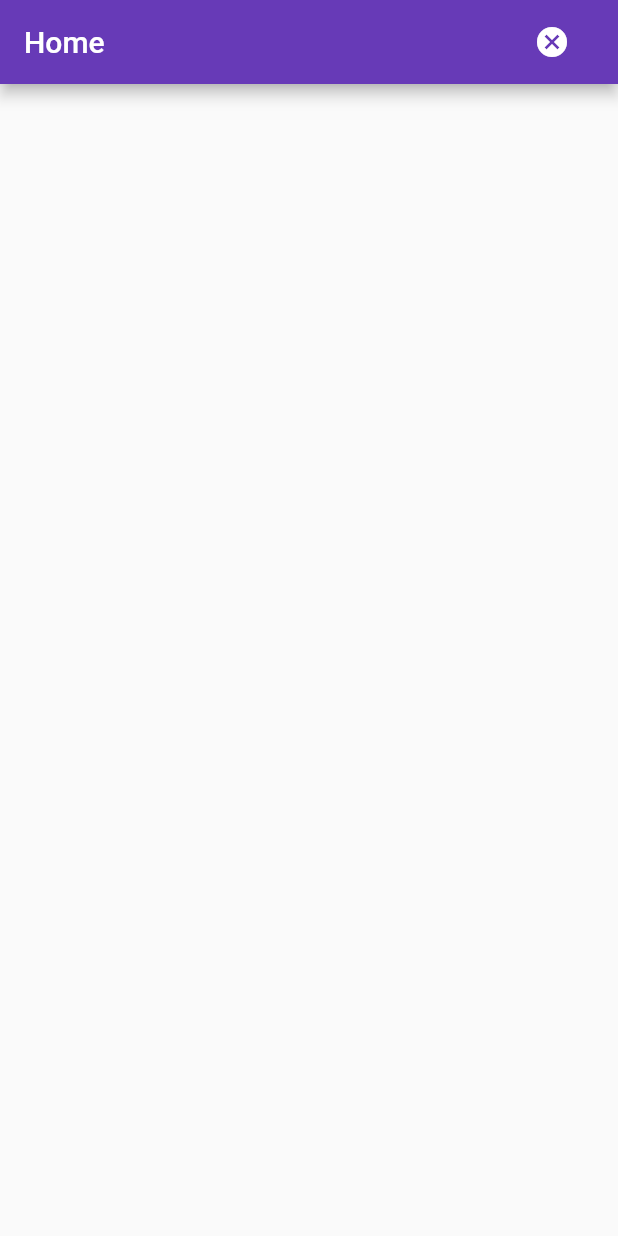
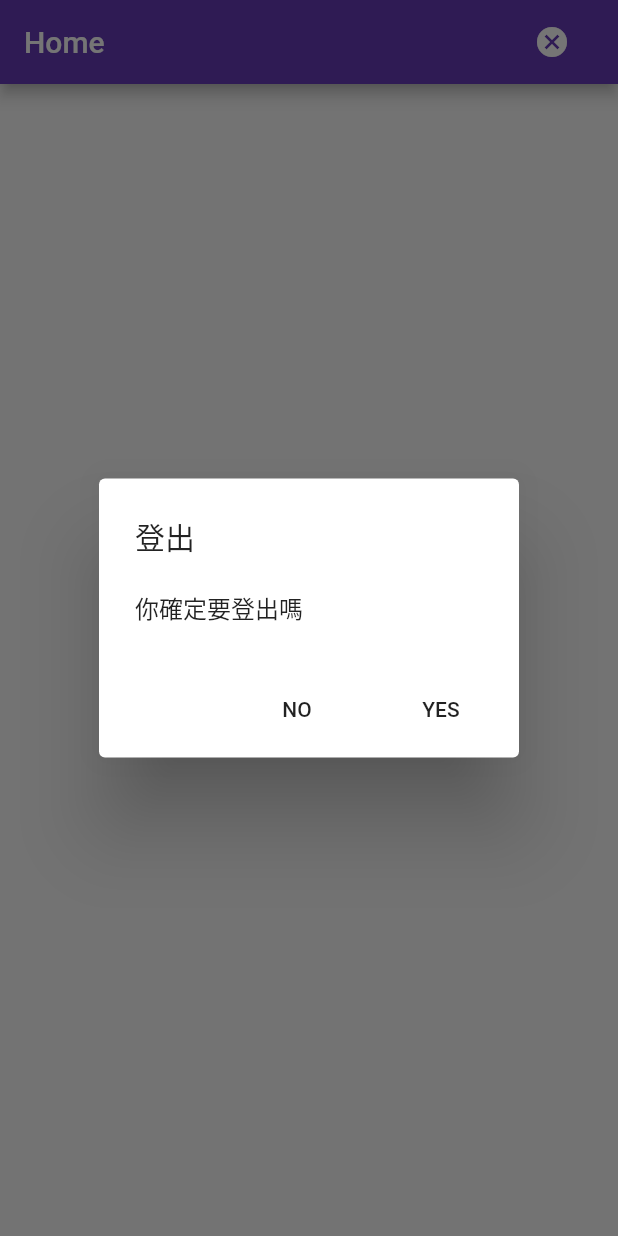
Before and after one commit to hcciou/time_tracker_flutter_course, a Flutter app: the screen it shows once a user with an empty profile is signed in, after a tap on the "cancel" icon, on a phone screen of 412 x 824 dp. Run offline on Flutter 3.47's test engine with Material 2 defaults, Android fonts, the phone set to English and light mode, and no system bars; our stand-ins replace firebase_auth, google_sign_in; missing offline and left inert: flutter_facebook_login; accounts and stored records are empty.

Commit message:
新增 登出提示

```diff
--- a/lib/app/email_sign_in_form.dart
+++ b/lib/app/email_sign_in_form.dart
@@ -1,6 +1,8 @@
+import 'package:flutter/cupertino.dart';
 import 'package:flutter/material.dart';
 import 'package:timetrackerfluttercourse/app/sign_in/validators.dart';
 import 'package:timetrackerfluttercourse/common_widgets/form_submit_button.dart';
+import 'package:timetrackerfluttercourse/common_widgets/platform_alert_dialog.dart';
 import 'package:timetrackerfluttercourse/services/auth.dart';
 
 enum EmailSignInFromState {
@@ -47,7 +49,7 @@ class _EmailSignInFromState extends State<EmailSignInFrom> {
 
     try {
       // 測 delay 3 秒
-      await Future.delayed(Duration(seconds: 3));
+//      await Future.delayed(Duration(seconds: 3));
       if (_formType == EmailSignInFromState.signIn) {
         await widget.auth.signInWithEmail(email: _email, password: _password);
       } else {
@@ -63,6 +65,11 @@ class _EmailSignInFromState extends State<EmailSignInFrom> {
 //      );
     } catch (e) {
       print('email 登入失敗。error code = $e');
+      PlatformAlertDialog(
+        title: '登入失敗',
+        content: e.toString(),
+        defaultActionText: 'OK',
+      ).show(context);
     } finally {
       setState(() {
         _isLoading = false;
--- a/lib/app/home_page.dart
+++ b/lib/app/home_page.dart
@@ -1,16 +1,29 @@
-//import 'package:firebase_auth/firebase_auth.dart';
 import 'package:flutter/material.dart';
+import 'package:timetrackerfluttercourse/common_widgets/platform_alert_dialog.dart';
 import 'package:timetrackerfluttercourse/services/auth.dart';
 
 class HomePage extends StatelessWidget {
   const HomePage({this.auth});
   final AuthBase auth;
 
-  Future<void> _signOut() async {
+  Future<void> _signOut(BuildContext context) async {
     try {
       await auth.signOut();
+      _confirmSignOut(context);
     } catch (e) {
       print('登出失敗。Error code: ${e.toString()}');
+    }
+  }
+
+  Future<void> _confirmSignOut(BuildContext context) async {
+    final didRequestSignOut = await PlatformAlertDialog(
+      title: '登出',
+      content: '你確定要登出嗎',
+      cancelActionText: 'NO',
+      defaultActionText: 'YES',
+    ).show(context);
+    if (didRequestSignOut == true) {
+      _signOut(context);
     }
   }
 
@@ -23,7 +36,7 @@ class HomePage extends StatelessWidget {
         ),
         actions: <Widget>[
           FlatButton(
-            onPressed: _signOut,
+            onPressed: () => _signOut(context),
             child: Icon(
               Icons.cancel,
               color: Colors.white,
--- /dev/null
+++ b/lib/common_widgets/platform_alert_dialog.dart
@@ -0,0 +1,100 @@
+import 'dart:io';
+
+import 'package:flutter/cupertino.dart';
+import 'package:flutter/material.dart';
+import 'package:timetrackerfluttercourse/common_widgets/platform_widget.dart';
+
+//AlertDialog(
+//title: Text('Error'),
+//content: Text(e.toString()),
+//actions: <Widget>[
+//FlatButton(
+//onPressed: () => Navigator.of(context).pop(),
+//child: Text('OK'),
+//),
+//],
+//);
+class PlatformAlertDialog extends PlatformWidget {
+  PlatformAlertDialog({
+    this.title,
+    this.content,
+    this.cancelActionText,
+    this.defaultActionText,
+  });
+
+  final String title;
+  final String content;
+  final String cancelActionText;
+  final String defaultActionText;
+
+  Future<bool> show(BuildContext context) async {
+    return Platform.isIOS
+        ? await showCupertinoDialog(
+            context: context,
+            builder: (context) => this,
+          )
+        : await showDialog(
+            context: context,
+            barrierDismissible: false,
+            builder: (context) => this,
+          );
+  }
+
+  @override
+  Widget buildCupertinoWidget(BuildContext context) {
+    return CupertinoAlertDialog(
+      title: Text(title),
+      content: Text(content),
+      actions: _buildActions(context),
+    );
+  }
+
+  @override
+  Widget buildMaterialWidget(BuildContext context) {
+    return AlertDialog(
+      title: Text(title),
+      content: Text(content),
+      actions: _buildActions(context),
+    );
+  }
+
+  List<Widget> _buildActions(BuildContext context) {
+    final actions = <Widget>[];
+    if (cancelActionText != null) {
+      actions.add(
+        PlatformAlertDialogAction(
+          onPressed: () => Navigator.of(context).pop(false),
+          child: Text(cancelActionText),
+        ),
+      );
+    }
+    actions.add(PlatformAlertDialogAction(
+      onPressed: () => Navigator.of(context).pop(true),
+      child: Text(defaultActionText),
+    ));
+    return actions;
+  }
+}
+
+class PlatformAlertDialogAction extends PlatformWidget {
+  PlatformAlertDialogAction({this.child, this.onPressed});
+
+  final Widget child;
+  final VoidCallback onPressed;
+
+  @override
+  Widget buildCupertinoWidget(BuildContext context) {
+    return CupertinoDialogAction(
+      onPressed: onPressed,
+      child: child,
+    );
+  }
+
+  @override
+  Widget buildMaterialWidget(BuildContext context) {
+    return FlatButton(
+      onPressed: onPressed,
+      child: child,
+    );
+  }
+}
--- /dev/null
+++ b/lib/common_widgets/platform_widget.dart
@@ -0,0 +1,16 @@
+import 'dart:io';
+import 'package:flutter/material.dart';
+import 'package:flutter/cupertino.dart';
+
+abstract class PlatformWidget extends StatelessWidget {
+  Widget buildCupertinoWidget(BuildContext context);
+  Widget buildMaterialWidget(BuildContext context);
+
+  @override
+  Widget build(BuildContext context) {
+    if (Platform.isIOS) {
+      return buildCupertinoWidget(context);
+    }
+    return buildMaterialWidget(context);
+  }
+}
--- a/lib/services/auth.dart
+++ b/lib/services/auth.dart
@@ -1,5 +1,4 @@
 import 'package:firebase_auth/firebase_auth.dart';
-import 'package:flutter/cupertino.dart';
 import 'package:flutter/services.dart';
 import 'package:flutter_facebook_login/flutter_facebook_login.dart';
 import 'package:google_sign_in/google_sign_in.dart';
```
